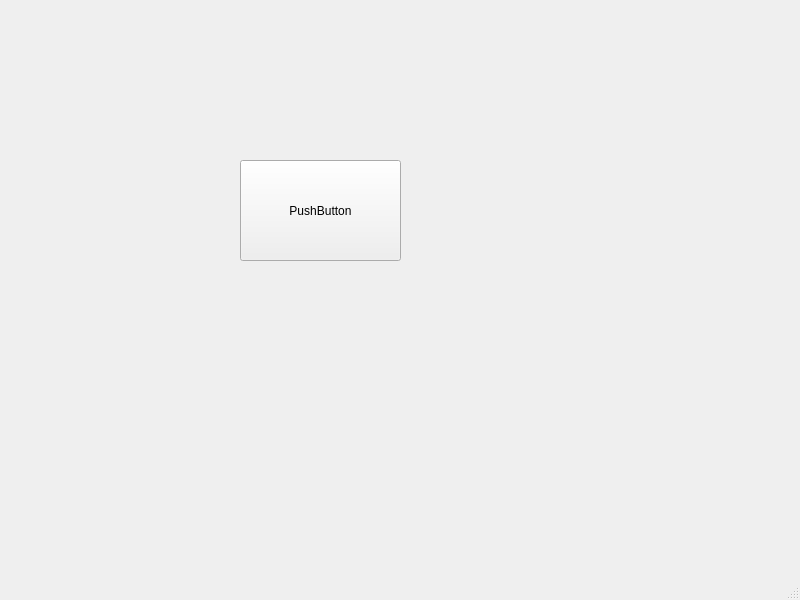
First picture: the form in lui_testing/py3_pyside2_n_dui2/icon_tst/simple.ui, repository luisodls/dui_prototyping, before the edit.
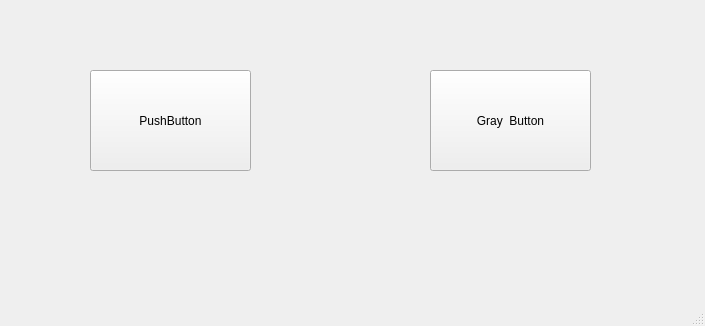
Second picture: the form after the edit. Icons and pictures are not drawn.

```diff
--- a/lui_testing/py3_pyside2_n_dui2/icon_tst/simple.ui
+++ b/lui_testing/py3_pyside2_n_dui2/icon_tst/simple.ui
@@ -6,8 +6,8 @@
    <rect>
     <x>0</x>
     <y>0</y>
-    <width>800</width>
-    <height>600</height>
+    <width>705</width>
+    <height>326</height>
    </rect>
   </property>
   <property name="windowTitle">
@@ -17,8 +17,8 @@
    <widget class="QPushButton" name="pushButton">
     <property name="geometry">
      <rect>
-      <x>240</x>
-      <y>160</y>
+      <x>90</x>
+      <y>70</y>
       <width>161</width>
       <height>101</height>
      </rect>
@@ -26,6 +26,30 @@
     <property name="text">
      <string>PushButton</string>
     </property>
+    <property name="icon">
+     <iconset>
+      <normaloff>icon_resources/import.png</normaloff>
+      <normalon>icon_resources/import_grayed.png</normalon>icon_resources/import.png</iconset>
+    </property>
+    <property name="iconSize">
+     <size>
+      <width>64</width>
+      <height>64</height>
+     </size>
+    </property>
+   </widget>
+   <widget class="QPushButton" name="GrayButton">
+    <property name="geometry">
+     <rect>
+      <x>430</x>
+      <y>70</y>
+      <width>161</width>
+      <height>101</height>
+     </rect>
+    </property>
+    <property name="text">
+     <string>Gray  Button</string>
+    </property>
    </widget>
   </widget>
   <widget class="QMenuBar" name="menubar">
```
Left out of the diff: 2 changed lines with no effect on the pictures.
